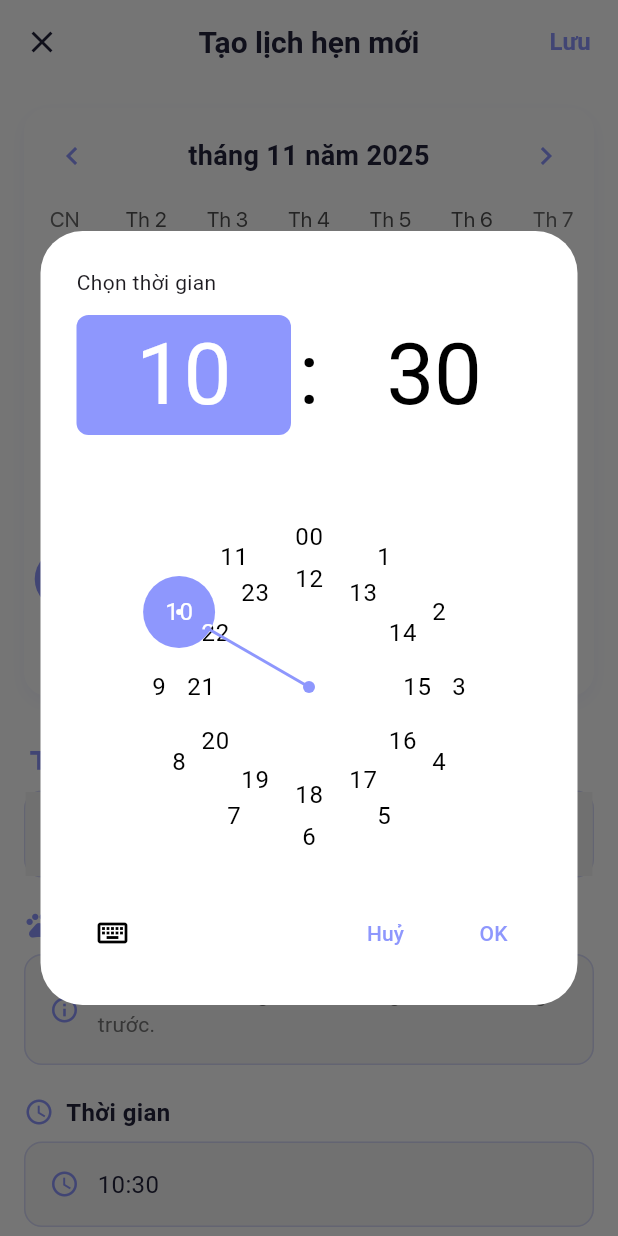
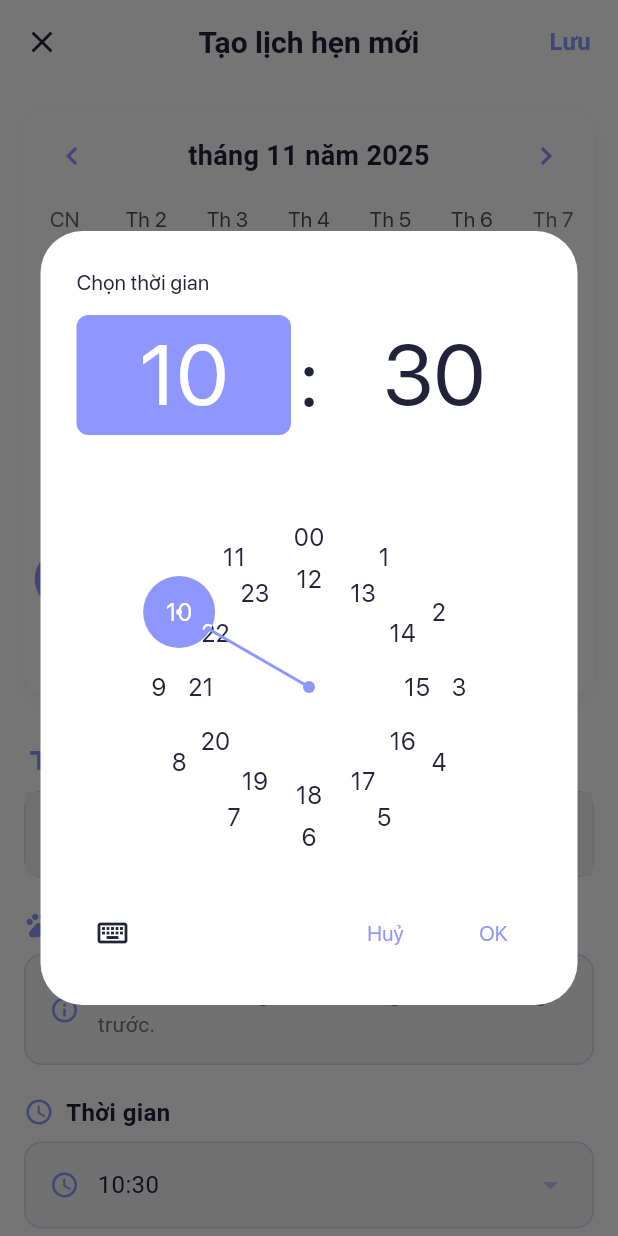
Before and after one commit to MinhHuong122/ocean_pet_mobile, a Flutter app: the AppointmentDetailScreen screen opened directly with empty values, after a tap on an icon or button, on a phone screen of 412 x 824 dp. Run offline on Flutter 3.47's test engine with Material 3 defaults, Android fonts, the light colour scheme and no system bars; drawn by our look-alikes of table_calendar; our stand-ins replace app_links, cloud_firestore, file_picker, firebase_auth, firebase_core, firebase_messaging and 18 more; missing offline and left inert: cloudinary_public, flutter_facebook_auth, flutter_sound, qr, webfeed_revised, workmanager; accounts and stored records are empty; network calls fail; Roboto replaces fonts that are missing (Afacad).

Commit message:
fix: improve time picker UI with dropdown icon and prevent keyboard input for 24-hour format

```diff
--- a/lib/screens/appointment_detail_screen.dart
+++ b/lib/screens/appointment_detail_screen.dart
@@ -281,12 +281,18 @@ class _AppointmentDetailScreenState extends State<AppointmentDetailScreen> {
                             size: 20,
                           ),
                           const SizedBox(width: 12),
-                          Text(
-                            _selectedTime.format(context),
-                            style: GoogleFonts.afacad(
-                              fontSize: 16,
-                              color: const Color(0xFF22223B),
+                          Expanded(
+                            child: Text(
+                              _selectedTime.format(context),
+                              style: GoogleFonts.afacad(
+                                fontSize: 16,
+                                color: const Color(0xFF22223B),
+                              ),
                             ),
+                          ),
+                          Icon(
+                            Icons.arrow_drop_down,
+                            color: const Color(0xFF8E97FD).withOpacity(0.5),
                           ),
                         ],
                       ),
@@ -648,11 +654,19 @@ class _AppointmentDetailScreenState extends State<AppointmentDetailScreen> {
     final TimeOfDay? picked = await showTimePicker(
       context: context,
       initialTime: _selectedTime,
+      useRootNavigator: false,
       builder: (context, child) {
         return Theme(
           data: ThemeData.light().copyWith(
             colorScheme: const ColorScheme.light(
               primary: Color(0xFF8E97FD),
+              onPrimary: Colors.white,
+              surface: Colors.white,
+              onSurface: const Color(0xFF22223B),
+            ),
+            textTheme: Theme.of(context).textTheme.apply(
+              bodyColor: const Color(0xFF22223B),
+              displayColor: const Color(0xFF22223B),
             ),
           ),
           child: child!,
```
